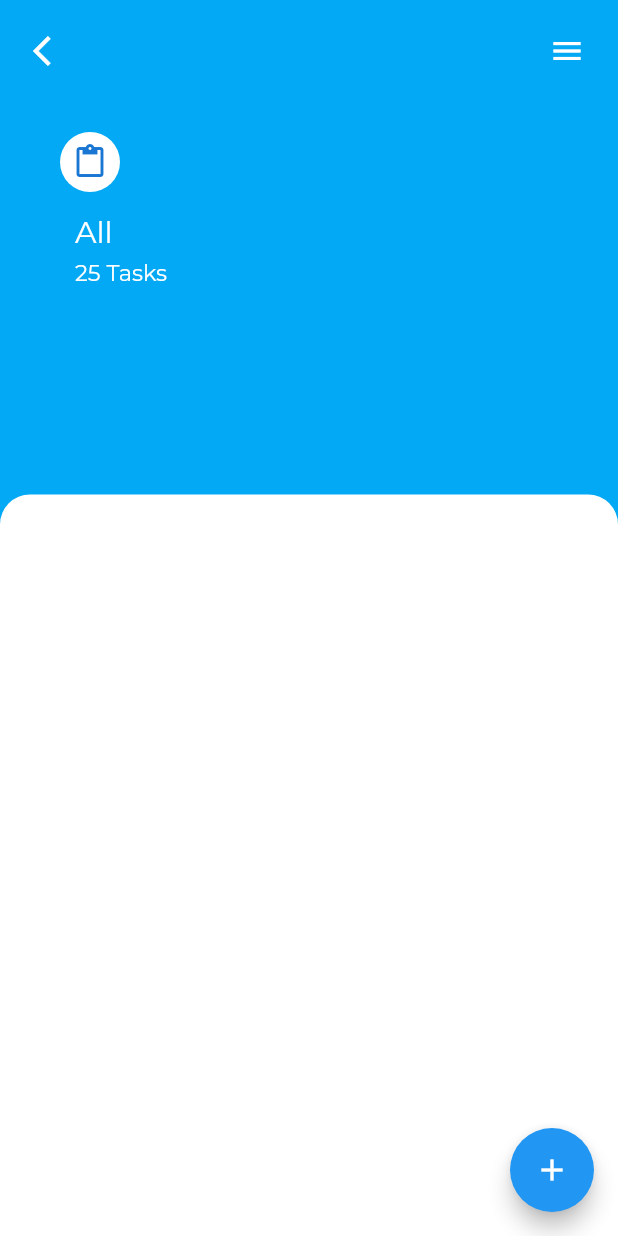
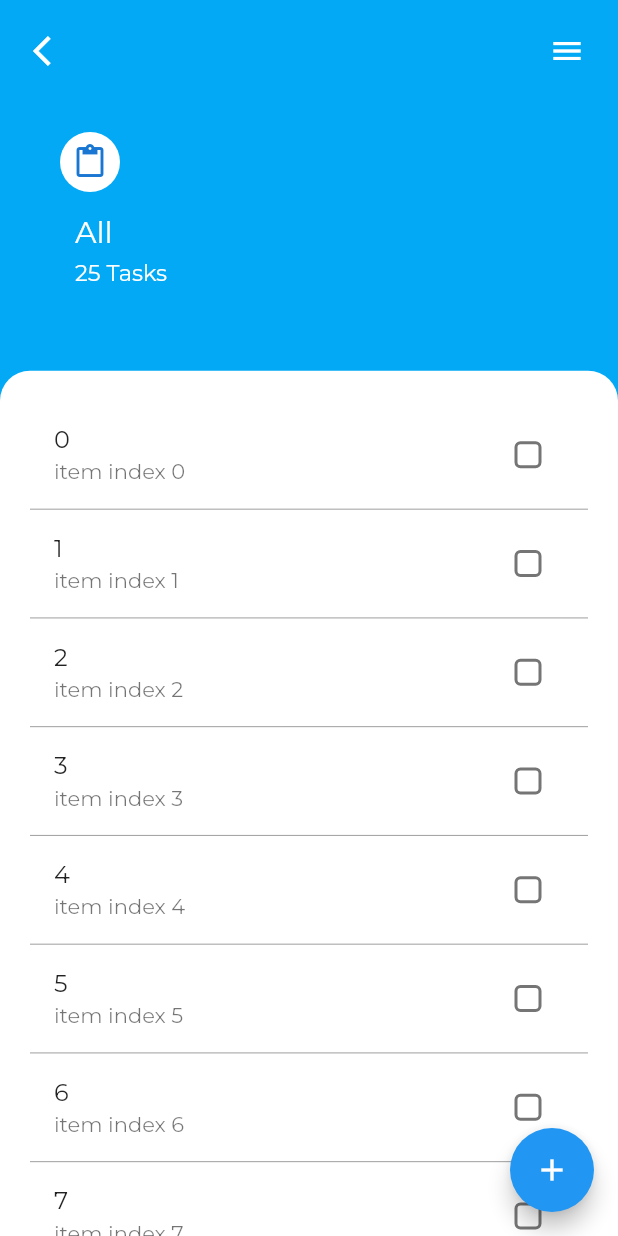
Before and after one commit to AmirHosseinBaderan/todo_flutter, a Flutter app: the screen it shows after launch, on a phone screen of 412 x 824 dp. Run offline on Flutter 3.47's test engine with Material 2 defaults, Android fonts, the phone set to English and light mode, and no system bars; our stand-ins replace get, google_fonts.

Commit message:
Update bottom_section.dart

```diff
--- a/lib/widgets/home/bottom_section.dart
+++ b/lib/widgets/home/bottom_section.dart
@@ -1,5 +1,6 @@
 import 'package:get/get.dart';
 import 'package:flutter/material.dart';
+import 'package:todo_flutter/widgets/bottom%20section/item_list.dart';
 
 class BottomSection extends StatelessWidget {
   const BottomSection({super.key});
@@ -8,11 +9,12 @@ class BottomSection extends StatelessWidget {
   Widget build(BuildContext context) {
     return Container(
       width: Get.width,
-      height: Get.height * 0.6,
+      height: Get.height * 0.7,
       decoration: const BoxDecoration(
           color: Colors.white,
           borderRadius: BorderRadius.only(
               topLeft: Radius.circular(20), topRight: Radius.circular(20))),
+      child: itemList(),
     );
   }
 }
```
